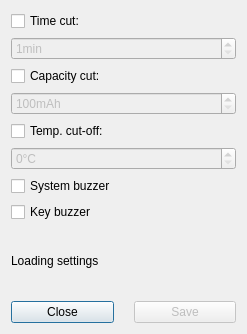
Old version of the form systemsettings.ui in the repository loutremaline/QtSkyCharge.
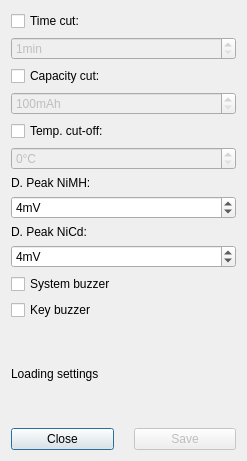
New version of the form.

Commit message: Add D. Peak settings

Diff of the .ui file:
```diff
--- a/systemsettings.ui
+++ b/systemsettings.ui
@@ -7,7 +7,7 @@
     <x>0</x>
     <y>0</y>
     <width>247</width>
-    <height>334</height>
+    <height>461</height>
    </rect>
   </property>
   <property name="sizePolicy">
@@ -103,6 +103,52 @@
            </item>
           </layout>
          </item>
+         <item>
+          <widget class="QLabel" name="lblDPNiMH">
+           <property name="text">
+            <string>D. Peak NiMH:</string>
+           </property>
+          </widget>
+         </item>
+         <item>
+          <widget class="QSpinBox" name="spnDPNiMH">
+           <property name="suffix">
+            <string>mV</string>
+           </property>
+           <property name="minimum">
+            <number>3</number>
+           </property>
+           <property name="maximum">
+            <number>15</number>
+           </property>
+           <property name="value">
+            <number>4</number>
+           </property>
+          </widget>
+         </item>
+         <item>
+          <widget class="QLabel" name="lblDPNiCd">
+           <property name="text">
+            <string>D. Peak NiCd:</string>
+           </property>
+          </widget>
+         </item>
+         <item>
+          <widget class="QSpinBox" name="spnDPNiCd">
+           <property name="suffix">
+            <string>mV</string>
+           </property>
+           <property name="minimum">
+            <number>3</number>
+           </property>
+           <property name="maximum">
+            <number>15</number>
+           </property>
+           <property name="value">
+            <number>4</number>
+           </property>
+          </widget>
+         </item>
          <item>
           <widget class="QCheckBox" name="chkSystemBuzzer">
            <property name="text">
```
The commit also changes 1 other file.
